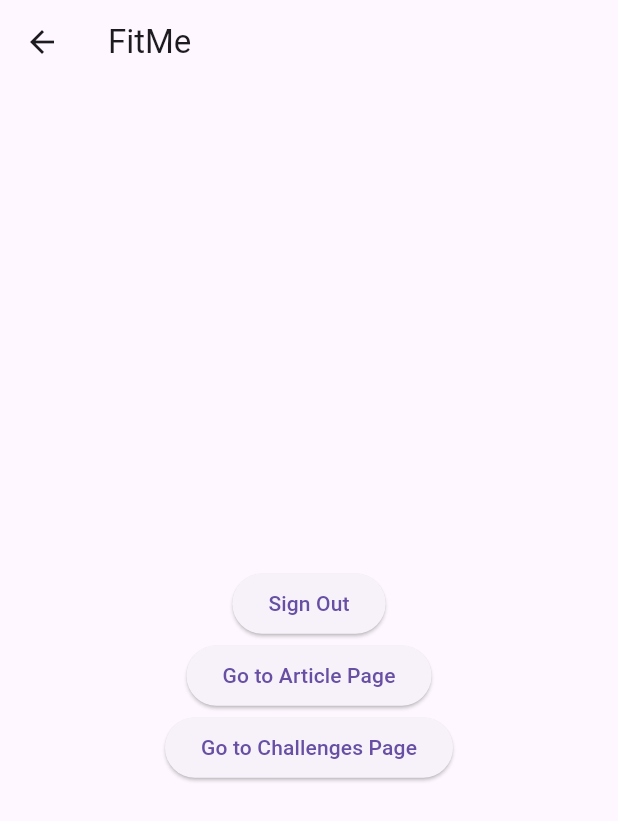
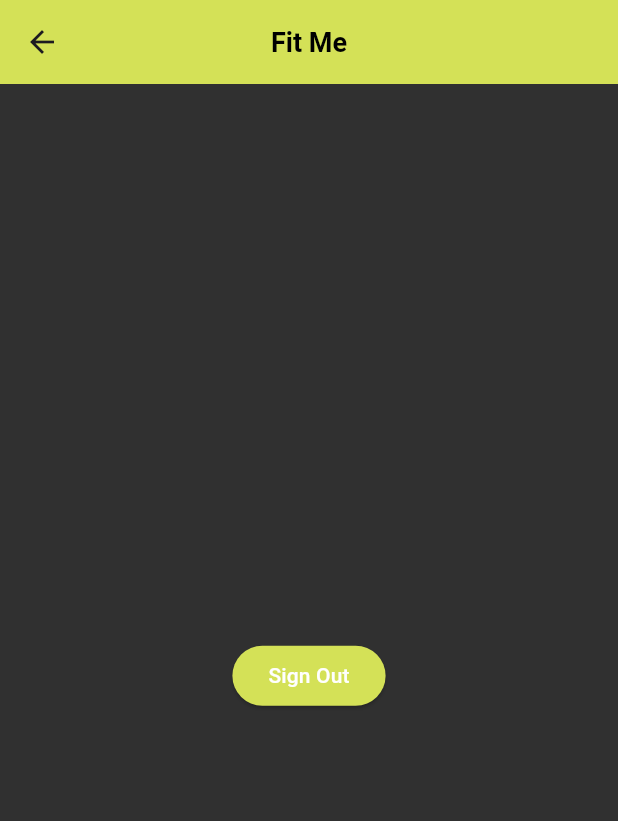
Before and after one commit to hardKokos/23_FitMe, a Flutter app: the HomePage screen opened directly, on a phone screen of 412 x 824 dp. Shown: the top 821 px of the screen. Run offline on Flutter 3.47's test engine with Material 3 defaults, Android fonts, the phone set to English and light mode, and no system bars; our stand-ins replace anim_search_bar, cloud_firestore, confetti, firebase_auth, firebase_core, table_calendar; missing offline and left inert: barcode_scan2; accounts and stored records are empty; network calls fail.

Commit message:
UI changes

```diff
--- a/frontend/fit_me/lib/pages/article_detail_page.dart
+++ b/frontend/fit_me/lib/pages/article_detail_page.dart
@@ -46,6 +46,7 @@ class _ArticleDetailPageState extends State<ArticleDetailPage> {
               style: const TextStyle(
               fontSize: 25,
               fontWeight: FontWeight.bold,
+              color: Colors.black,
             )),
             SizedBox(width: 8),
             ElevatedButton(
@@ -53,12 +54,13 @@ class _ArticleDetailPageState extends State<ArticleDetailPage> {
                 toggleReadStatus();
               },
               style: ElevatedButton.styleFrom(
-              backgroundColor: isRead ? Colors.red[400] : null,
+              backgroundColor: isRead ? Colors.red[400] : Colors.green,
               ),
               child: Text(isRead ? 'Mark as Unread' : 'Mark as Read'),
             ),
           ],
         ),
+        backgroundColor: Colors.lime.shade400,
       ),
       body: SingleChildScrollView(
         child: Padding(
--- a/frontend/fit_me/lib/pages/home_page.dart
+++ b/frontend/fit_me/lib/pages/home_page.dart
@@ -13,18 +13,18 @@ class HomePage extends StatelessWidget{
       await Auth().signOut();
     }
 
-    Widget _title(){
-      return const Text('FitMe');
-    }
-
     Widget _userUid(){
-      return Text(user?.email ?? 'User email');
+      return Text(user?.email ?? 'User email', style: TextStyle( color: Colors.white),);
     }
 
     Widget _signOutButton(){
       return ElevatedButton(
         onPressed: signOut,
-        child: const Text('Sign Out'),);
+        style: ElevatedButton.styleFrom(
+              backgroundColor: Colors.lime.shade400,
+         ),
+        child: const Text('Sign Out',style: TextStyle( color: Colors.white),),);
+
     }
 
 
@@ -32,37 +32,48 @@ class HomePage extends StatelessWidget{
     Widget build(BuildContext context){
       return Scaffold(
         appBar: AppBar(
-          title: _title()
+          title: const Text(
+          'Fit Me',
+          style: TextStyle(
+          fontSize: 18,
+          fontWeight: FontWeight.bold,
+          color: Colors.black,
+        ),
+      ),
+      backgroundColor: Colors.lime.shade400,
+      centerTitle: true,
+      elevation: 0.0,
           ),
 
           body: Container(
             height: double.infinity,
             width: double.infinity,
             padding: const EdgeInsets.all(20),
+            color: Colors.grey[850],
             child: Column(
               crossAxisAlignment: CrossAxisAlignment.center,
               mainAxisAlignment: MainAxisAlignment.center,
               children: <Widget> [
             _userUid(),
             _signOutButton(),
-            ElevatedButton(
-              onPressed: () {
-                Navigator.push(
-                  context,
-                  MaterialPageRoute(builder: (context) => ArticlePage()),
-                );
-              },
-              child: const Text('Go to Article Page'),
-            ),
-            ElevatedButton(
-              onPressed: () {
-                Navigator.push(
-                  context,
-                  MaterialPageRoute(builder: (context) => ChallengesPage()),
-                );
-              },
-              child: const Text('Go to Challenges Page'),
-            ),
+            // ElevatedButton(
+            //   onPressed: () {
+            //     Navigator.push(
+            //       context,
+            //       MaterialPageRoute(builder: (context) => ArticlePage()),
+            //     );
+            //   },
+            //   child: const Text('Go to Article Page'),
+            // ),
+            // ElevatedButton(
+            //   onPressed: () {
+            //     Navigator.push(
+            //       context,
+            //       MaterialPageRoute(builder: (context) => ChallengesPage()),
+            //     );
+            //   },
+            //   child: const Text('Go to Challenges Page'),
+            // ),
               ],
             ),
 
--- a/frontend/fit_me/lib/widget_tree.dart
+++ b/frontend/fit_me/lib/widget_tree.dart
@@ -1,3 +1,5 @@
+import 'package:fit_me/calendar.dart';
+import 'package:fit_me/pages/main_page.dart';
 import 'package:flutter/material.dart';
 import 'package:fit_me/auth.dart';
 import 'package:fit_me/pages/home_page.dart';
@@ -18,7 +20,8 @@ class _WidgetTreeState extends State<WidgetTree>{
       stream: Auth().authStateChanges,
        builder: (context, snapshot){
         if(snapshot.hasData){
-          return HomePage();
+          //return HomePage();
+            return MainPage();
         }
         else{
           return const LoginPage();
```
Also changed, not shown: frontend/fit_me/lib/add_meal.dart (+2 -16 lines), frontend/fit_me/lib/calendar.dart (+2 -76 lines), frontend/fit_me/lib/pages/article_page.dart (+34 -9 lines), frontend/fit_me/lib/pages/challenges_page.dart (+35 -6 lines).
